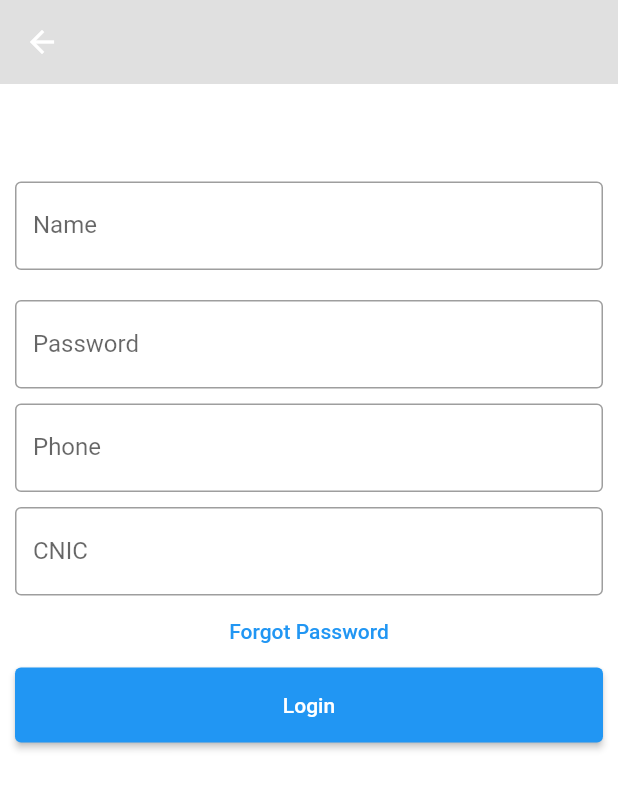
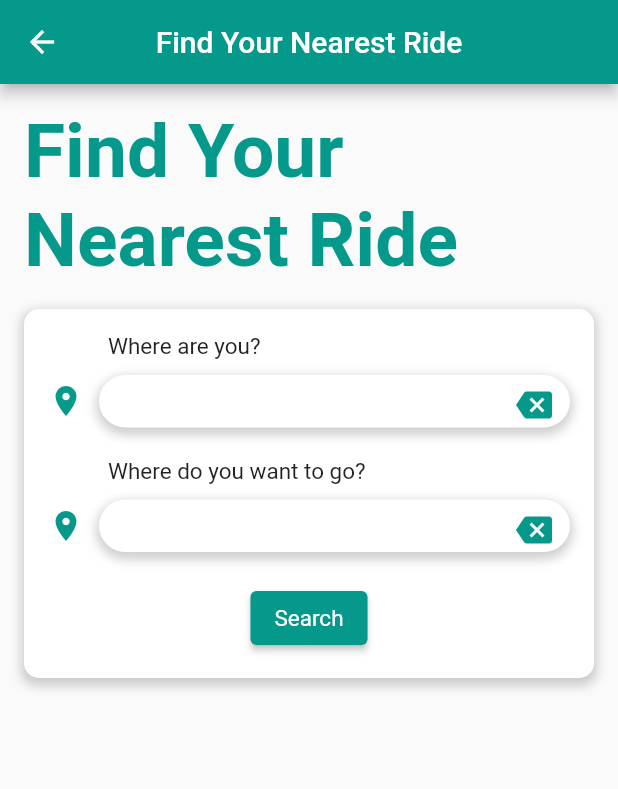
Before and after one commit to Aisha1600/CarpoolFrontend, a Flutter app: the screen it shows after launch, after a tap on the "add" icon, on a phone screen of 412 x 824 dp. Shown: the top 789 px of the screen. Run offline on Flutter 3.47's test engine with Material 2 defaults, Android fonts, the light colour scheme and no system bars; Roboto replaces fonts that are missing (Palanquin, Palanquin Dark).

Commit message:
find your carpool

```diff
--- /dev/null
+++ b/lib/find_your_carpool.dart
@@ -0,0 +1,212 @@
+import 'package:flutter/src/widgets/framework.dart';
+import 'package:flutter/src/widgets/placeholder.dart';
+
+import 'package:flutter/material.dart';
+
+class FindYourCarpool extends StatefulWidget {
+  const FindYourCarpool({super.key});
+
+  @override
+  State<FindYourCarpool> createState() => _FindYourCarpoolState();
+}
+
+class _FindYourCarpoolState extends State<FindYourCarpool> {
+  TextEditingController _fromController = TextEditingController();
+  TextEditingController _toController = TextEditingController();
+
+  @override
+  Widget build(BuildContext context) {
+    return Scaffold(
+      appBar: AppBar(
+        title: Text('Find Your Nearest Ride'),
+        centerTitle: true,
+        backgroundColor: Color(0xFF05998C),
+      ),
+      body: Container(
+        padding: EdgeInsets.all(16.0),
+        child: Column(
+          crossAxisAlignment: CrossAxisAlignment.start,
+          children: [
+            Text(
+              'Find Your Nearest Ride',
+              style: TextStyle(
+                  color: Color(0xFF05998C),
+                  fontSize: 50.0,
+                  fontWeight: FontWeight.bold,
+                  fontFamily: 'Palanquin Dark'),
+            ),
+            SizedBox(height: 16),
+            Container(
+              padding: EdgeInsets.all(16.0),
+              decoration: BoxDecoration(
+                borderRadius: BorderRadius.circular(10.0),
+                boxShadow: [
+                  BoxShadow(
+                    color: Colors.grey.withOpacity(0.5),
+                    spreadRadius: 2,
+                    blurRadius: 5,
+                    offset: Offset(0, 3),
+                  ),
+                ],
+                color: Colors.white,
+              ),
+              child: Column(
+                crossAxisAlignment: CrossAxisAlignment.start,
+                children: [
+                  Transform.translate(
+                    offset: Offset(40.0, 0.0),
+                    child: Text(
+                      'Where are you?',
+                      style: TextStyle(
+                          fontSize: 15.0,
+                          fontWeight: FontWeight.normal,
+                          fontFamily: 'Palanquin'),
+                    ),
+                  ),
+                  SizedBox(height: 10.0),
+                  Row(
+                    children: [
+                      Icon(
+                        Icons.location_on,
+                        color: Color(0xFF05998C),
+                      ),
+                      SizedBox(width: 10.0),
+                      Expanded(
+                        child: Container(
+                          height: 35,
+                          decoration: BoxDecoration(
+                            color: Colors.white,
+                            borderRadius: BorderRadius.circular(50),
+                            boxShadow: [
+                              BoxShadow(
+                                color: Colors.grey.withOpacity(0.5),
+                                spreadRadius: 2,
+                                blurRadius: 5,
+                                offset: Offset(0, 3),
+                              ),
+                            ],
+                          ),
+                          child: TextField(
+                            controller: _fromController,
+                            decoration: InputDecoration(
+                              border: InputBorder.none,
+                              contentPadding: EdgeInsets.symmetric(
+                                  horizontal: 20, vertical: 17.5),
+                              suffixIcon: IconButton(
+                                icon: Icon(
+                                  Icons.backspace,
+                                  color: Color(0xFF05998C),
+                                ),
+                                onPressed: () {
+                                  final text = _fromController.value.text;
+                                  if (text.isNotEmpty) {
+                                    final newText =
+                                        text.substring(0, text.length - 1);
+                                    _fromController.value = TextEditingValue(
+                                      text: newText,
+                                      selection: TextSelection.fromPosition(
+                                        TextPosition(offset: newText.length),
+                                      ),
+                                    );
+                                  }
+                                },
+                              ),
+                            ),
+                          ),
+                        ),
+                      ),
+                    ],
+                  ),
+                  SizedBox(height: 20.0),
+                  Transform.translate(
+                    offset: Offset(40.0, 0.0),
+                    child: Text(
+                      'Where do you want to go?',
+                      style: TextStyle(
+                          fontSize: 15.0,
+                          fontWeight: FontWeight.normal,
+                          fontFamily: 'Palanquin'),
+                    ),
+                  ),
+                  SizedBox(height: 10.0),
+                  Row(
+                    children: [
+                      Icon(
+                        Icons.location_on,
+                        color: Color(0xFF05998C),
+                      ),
+                      SizedBox(width: 10.0),
+                      Expanded(
+                        child: Container(
+                          height: 35,
+                          decoration: BoxDecoration(
+                            color: Colors.white,
+                            borderRadius: BorderRadius.circular(50),
+                            boxShadow: [
+                              BoxShadow(
+                                color: Colors.grey.withOpacity(0.5),
+                                spreadRadius: 2,
+                                blurRadius: 5,
+                                offset: Offset(0, 3),
+                              ),
+                            ],
+                          ),
+                          child: TextField(
+                            controller: _toController,
+                            decoration: InputDecoration(
+                              border: InputBorder.none,
+                              contentPadding: EdgeInsets.symmetric(
+                                  horizontal: 20, vertical: 17.5),
+                              suffixIcon: IconButton(
+                                icon: Icon(
+                                  Icons.backspace,
+                                  color: Color(0xFF05998C),
+                                ),
+                                onPressed: () {
+                                  final text = _toController.value.text;
+                                  if (text.isNotEmpty) {
+                                    final newText =
+                                        text.substring(0, text.length - 1);
+                                    _toController.value = TextEditingValue(
+                                      text: newText,
+                                      selection: TextSelection.fromPosition(
+                                        TextPosition(offset: newText.length),
+                                      ),
+                                    );
+                                  }
+                                },
+                              ),
+                            ),
+                          ),
+                        ),
+                      ),
+                    ],
+                  ),
+                  SizedBox(height: 20.0),
+                  Center(
+                    child: ElevatedButton(
+                      onPressed: () {
+                        // Handle button press
+                      },
+                      child: Text(
+                        'Search',
+                        style: TextStyle(
+                            color: Colors.white,
+                            fontSize: 15.0,
+                            fontWeight: FontWeight.normal,
+                            fontFamily: 'Palanquin'),
+                      ),
+                      style: ElevatedButton.styleFrom(
+                        primary: Color(0xFF05998C),
+                      ),
+                    ),
+                  )
+                ],
+              ),
+            ),
+          ],
+        ),
+      ),
+    );
+  }
+}
--- a/lib/main.dart
+++ b/lib/main.dart
@@ -1,5 +1,7 @@
 import 'package:carpoolfront/sign_up.dart';
 import 'package:flutter/material.dart';
+import 'package:carpoolfront/find_your_carpool.dart';
+import 'Extra.dart';
 
 void main() {
   runApp(const MyApp());
@@ -110,7 +112,7 @@ class _MyHomePageState extends State<MyHomePage> {
         onPressed: () {
           Navigator.push(
             context,
-            MaterialPageRoute(builder: (context) => SignUp()),
+            MaterialPageRoute(builder: (context) => FindYourCarpool()),
           );
         },
         tooltip: 'Increment',
```
Also changed, not shown: lib/Extra.dart (added, +89 -0 lines), 1 other file.
